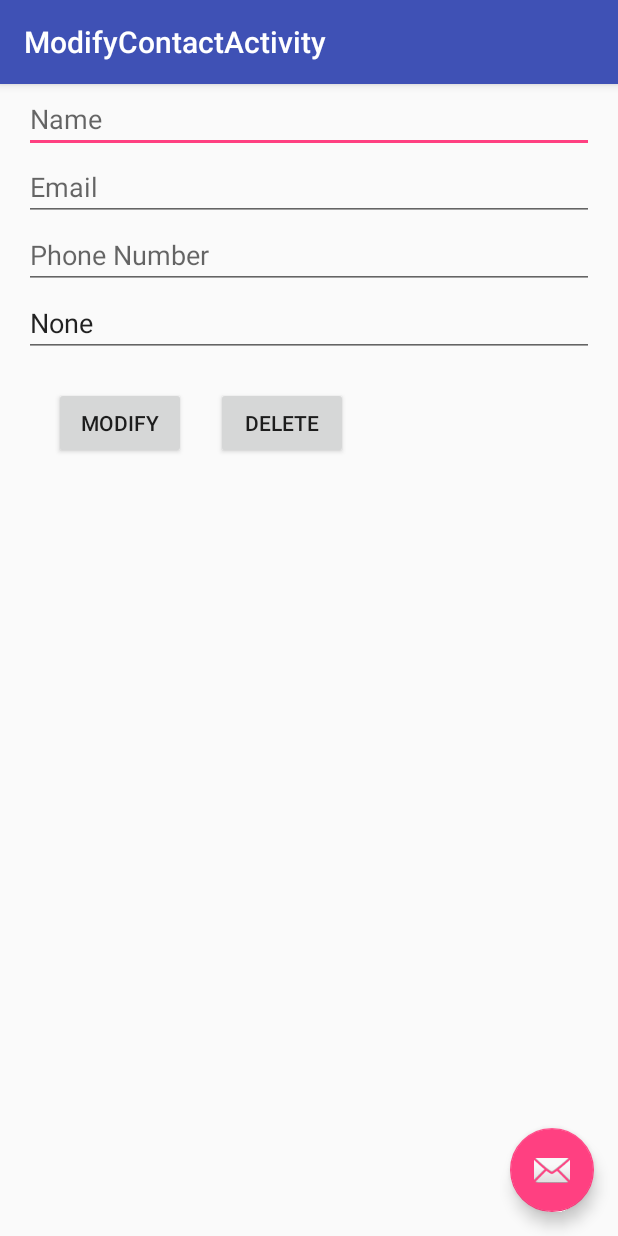
After one commit to LiXieurecom/Mobserve, an Android app: the ModifyContactActivity screen opened directly, with no data from a screen before it, on a phone screen of 412 x 824 dp. The commit adds this screen. Run offline under Robolectric (Android 15) with nearby library versions, the phone set to English and light mode, and no system bars; 3 statements that could not run were skipped.

Commit message:
add ContactList Servlet and Modification Activity

```diff
--- a/MyContactList/app/build.gradle
+++ b/MyContactList/app/build.gradle
@@ -20,7 +20,7 @@ android {
 }
 
 dependencies {
-    compile fileTree(dir: 'libs', include: ['*.jar'])
+    compile fileTree(include: ['*.jar'], dir: 'libs')
     testCompile 'junit:junit:4.12'
     compile 'com.android.support:appcompat-v7:23.1.1'
     compile 'com.android.support:design:23.1.1'
--- /dev/null
+++ b/MyContactList/app/src/main/java/eurecom/fr/mycontactlist/ModifyContactActivity.java
@@ -0,0 +1,86 @@
+package eurecom.fr.mycontactlist;
+
+import android.content.Intent;
+import android.os.Bundle;
+import android.os.Handler;
+import android.support.design.widget.FloatingActionButton;
+import android.support.design.widget.Snackbar;
+import android.support.v7.app.AppCompatActivity;
+import android.support.v7.widget.Toolbar;
+import android.util.Log;
+import android.view.View;
+import android.view.inputmethod.EditorInfo;
+import android.widget.Button;
+import android.widget.EditText;
+
+import java.util.HashMap;
+import java.util.Map;
+
+public class ModifyContactActivity extends AppCompatActivity implements android.view.View.OnClickListener {
+    private Contact contact;
+    private EditText name;
+    private EditText email;
+    private EditText number;
+    private EditText url;
+    private Button modify;
+    private  Button delete;
+
+    @Override
+    protected void onCreate(Bundle savedInstanceState) {
+        super.onCreate(savedInstanceState);
+        setContentView(R.layout.activity_modify_contact);
+        Toolbar toolbar = (Toolbar) findViewById(R.id.toolbar);
+        setSupportActionBar(toolbar);
+        Intent intent= getIntent();
+        contact = (Contact) intent.getSerializableExtra("contact");
+        fillForm();
+        modify = (Button) findViewById(R.id.modify);
+        delete = (Button) findViewById(R.id.delete);
+        modify.setOnClickListener(this);
+        delete.setOnClickListener(this);
+        FloatingActionButton fab = (FloatingActionButton) findViewById(R.id.fab);
+        fab.setOnClickListener(new View.OnClickListener() {
+            @Override
+            public void onClick(View view) {
+                Snackbar.make(view, "Replace with your own action", Snackbar.LENGTH_LONG)
+                        .setAction("Action", null).show();
+            }
+        });
+    }
+    private void fillForm(){
+        name = (EditText) findViewById(R.id.name);
+        email = (EditText) findViewById(R.id.email);
+        number = (EditText) findViewById(R.id.number);
+        url = (EditText) findViewById(R.id.url);
+
+        name.setText(contact.getName());
+        email.setText(contact.getEmail());
+        number.setText(contact.getPhone());
+        url.setText("None");
+
+        name.setImeOptions(EditorInfo.IME_ACTION_DONE);
+        email.setImeOptions(EditorInfo.IME_ACTION_DONE);
+        number.setImeOptions(EditorInfo.IME_ACTION_DONE);
+        url.setImeOptions(EditorInfo.IME_ACTION_DONE);
+    }
+
+    @Override
+    public void onClick(View v){
+        Handler handler= new Handler();
+        if (v.getId()==R.id.modify){
+            Log.i("main", "I clicked modify");
+            Map<String,String> data = new HashMap<String,String>();
+            data.put("name", name.getText().toString());
+            data.put("email",email.getText().toString());
+            data.put("phone",number.getText().toString());
+            ResponseHandler rh = new ResponseHandler(this,"save?id=" + contact.getId(), "POST", handler, this, data);
+            new ModifyTask().execute(rh);
+
+        }
+        else{
+            ResponseHandler rh = new ResponseHandler(this,"delete?id=" + contact.getId(), "GET", handler, this, null);
+            new ModifyTask().execute(rh);
+            Log.i("main", "I clicked delete");
+        }
+    }
+}
--- /dev/null
+++ b/MyContactList/app/src/main/res/layout/activity_modify_contact.xml
@@ -0,0 +1,25 @@
+<?xml version="1.0" encoding="utf-8"?>
+<android.support.design.widget.CoordinatorLayout
+    xmlns:android="http://schemas.android.com/apk/res/android"
+    xmlns:app="http://schemas.android.com/apk/res-auto"
+    xmlns:tools="http://schemas.android.com/tools" android:layout_width="match_parent"
+    android:layout_height="match_parent" android:fitsSystemWindows="true"
+    tools:context="eurecom.fr.mycontactlist.ModifyContactActivity">
+
+    <android.support.design.widget.AppBarLayout android:layout_height="wrap_content"
+        android:layout_width="match_parent" android:theme="@style/AppTheme.AppBarOverlay">
+
+        <android.support.v7.widget.Toolbar android:id="@+id/toolbar"
+            android:layout_width="match_parent" android:layout_height="?attr/actionBarSize"
+            android:background="?attr/colorPrimary" app:popupTheme="@style/AppTheme.PopupOverlay" />
+
+    </android.support.design.widget.AppBarLayout>
+
+    <include layout="@layout/content_modify_contact" />
+
+    <android.support.design.widget.FloatingActionButton android:id="@+id/fab"
+        android:layout_width="wrap_content" android:layout_height="wrap_content"
+        android:layout_gravity="bottom|end" android:layout_margin="@dimen/fab_margin"
+        android:src="@android:drawable/ic_dialog_email" />
+
+</android.support.design.widget.CoordinatorLayout>
--- /dev/null
+++ b/MyContactList/app/src/main/res/layout/content_modify_contact.xml
@@ -0,0 +1,87 @@
+<?xml version="1.0" encoding="utf-8"?>
+
+<RelativeLayout xmlns:android="http://schemas.android.com/apk/res/android"
+    xmlns:tools="http://schemas.android.com/tools"
+    android:layout_width="match_parent"
+    android:layout_height="match_parent"
+    android:paddingBottom="@dimen/activity_vertical_margin"
+    android:paddingLeft="@dimen/activity_horizontal_margin"
+    android:paddingRight="@dimen/activity_horizontal_margin"
+    android:paddingTop="@dimen/activity_vertical_margin"
+    tools:context="fr.eurecom.mycontactlist.ModifyContactActivity" >
+
+    <TextView
+        android:id="@+id/title"
+        android:layout_width="wrap_content"
+        android:layout_height="wrap_content"
+        android:textSize="30sp"
+        android:layout_alignParentTop="true"
+        android:layout_centerHorizontal="true"
+        android:text="Modify a contact" />
+
+    <EditText
+        android:id="@+id/name"
+        android:layout_width="wrap_content"
+        android:layout_height="wrap_content"
+        android:layout_alignParentLeft="true"
+        android:layout_alignParentRight="true"
+        android:layout_below="@+id/title"
+        android:ems="10"
+        android:hint="Name"
+        android:inputType="textPersonName" >
+
+        <requestFocus />
+    </EditText>
+
+    <EditText
+        android:id="@+id/email"
+        android:layout_width="wrap_content"
+        android:layout_height="wrap_content"
+        android:layout_alignParentLeft="true"
+        android:layout_alignParentRight="true"
+        android:layout_below="@+id/name"
+        android:ems="10"
+        android:hint="Email"
+        android:inputType="textEmailAddress" />
+
+    <EditText
+        android:id="@+id/number"
+        android:layout_width="wrap_content"
+        android:layout_height="wrap_content"
+        android:layout_alignParentLeft="true"
+        android:layout_alignParentRight="true"
+        android:layout_below="@+id/email"
+        android:ems="10"
+        android:hint="Phone Number"
+        android:inputType="phone" />
+
+    <EditText
+        android:id="@+id/url"
+        android:layout_width="wrap_content"
+        android:layout_height="wrap_content"
+        android:layout_alignLeft="@+id/number"
+        android:layout_alignRight="@+id/number"
+        android:layout_below="@+id/number"
+        android:ems="10"
+        android:hint="Image&apos;s URL"
+        android:inputType="textPersonName" />
+
+    <Button
+        android:id="@+id/delete"
+        android:layout_width="wrap_content"
+        android:layout_height="wrap_content"
+        android:layout_alignBaseline="@+id/modify"
+        android:layout_alignBottom="@+id/modify"
+        android:layout_toRightOf="@+id/modify"
+        android:text="Delete" />
+
+    <Button
+        android:id="@+id/modify"
+        android:layout_width="wrap_content"
+        android:layout_height="wrap_content"
+        android:layout_alignParentLeft="true"
+        android:layout_below="@+id/url"
+        android:layout_margin="20sp"
+        android:text="Modify" />
+
+</RelativeLayout>
--- a/MyContactList/app/src/main/res/values/strings.xml
+++ b/MyContactList/app/src/main/res/values/strings.xml
@@ -1,4 +1,5 @@
 <resources>
     <string name="app_name">MyContactList</string>
     <string name="action_settings">Settings</string>
+    <string name="title_activity_modify_contact">ModifyContactActivity</string>
 </resources>
```
Also changed, not shown: MyContactList/app/src/main/AndroidManifest.xml (+7 -1 lines), MyContactList/app/src/main/java/eurecom/fr/mycontactlist/ModifyTask.java (added, +22 -0 lines), MyContactList/app/src/main/java/eurecom/fr/mycontactlist/ResponseHandler.java (added, +127 -0 lines).
